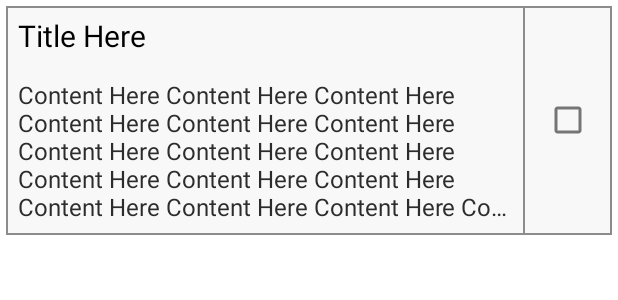
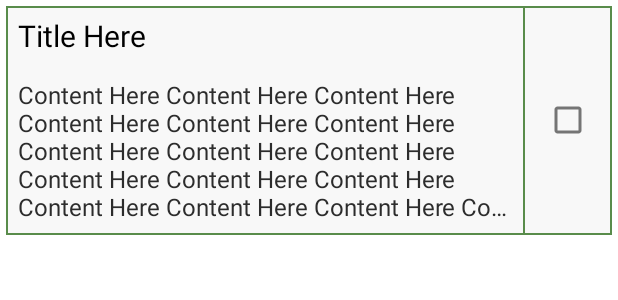
Before and after one commit to GRAM-DSM/SharingMyWishlist-Android, an Android app: the layout wish_item.xml on its own in the app's theme, with its tools: preview values and no code run, on a phone screen of 412 x 824 dp. Shown: the top 300 px of the screen. Run offline under Robolectric (Android 15) with nearby library versions, the phone set to English and light mode, and no system bars.

Commit message:
🎨 [design] :: change bg_item_nor stroke #2

```diff
--- a/SharingMyWishList/app/src/main/res/values/colors.xml
+++ b/SharingMyWishList/app/src/main/res/values/colors.xml
@@ -12,7 +12,7 @@
     <!-- Background -->
     <color name="dark_green">#598C4B</color>
     <color name="bg_nor">#F8F8F8</color>
-    <color name="bg_nor_stroke">#8C8C8C</color>
+    <color name="bg_nor_stroke">@color/dark_green</color>
     <color name="bg_red">#FFC9C9</color>
     <color name="bg_red_stroke">#FF4747</color>
     <color name="bg_gre">#D6FFCF</color>
```
